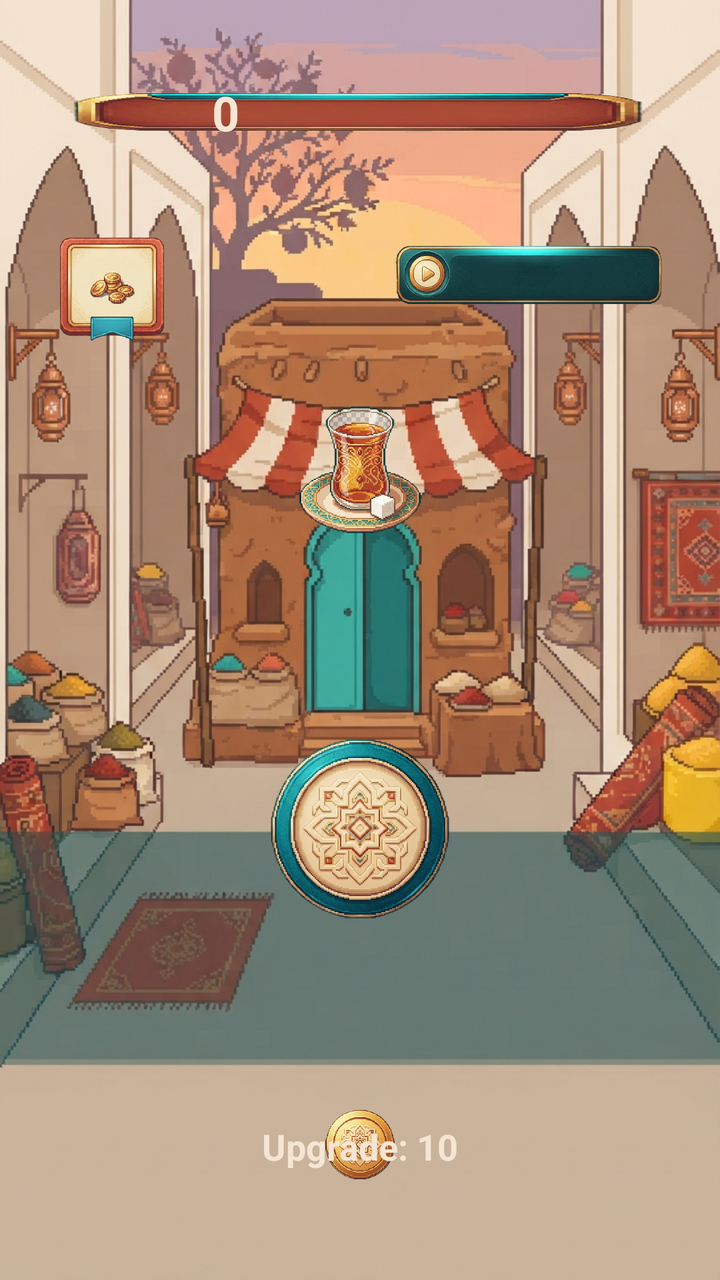
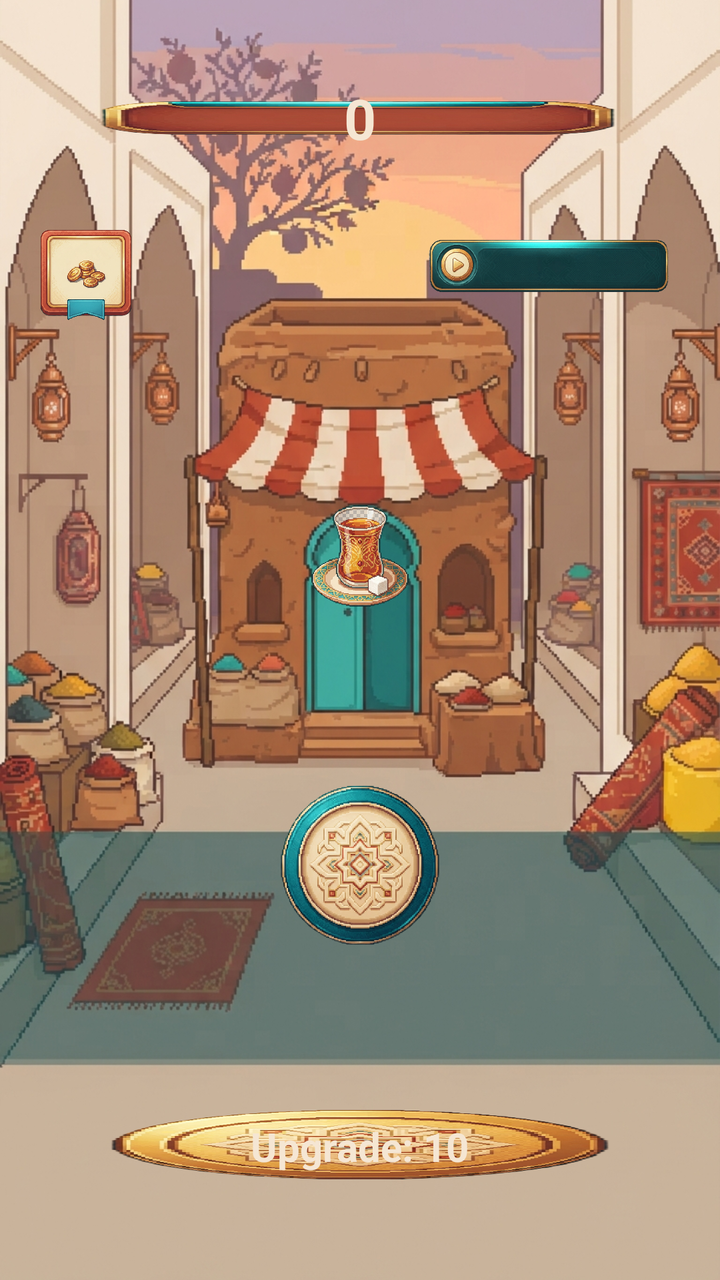

An Android layout rendered at two revisions. The XML below is the earlier revision; the diff shows what the commit changed to produce the second picture.
<!-- AndroidManifest.xml: application theme Theme.AppCompat.NoActionBar -->
<!-- res/layout/activity_main.xml -->
<?xml version="1.0" encoding="utf-8"?>
<androidx.constraintlayout.widget.ConstraintLayout 
    xmlns:android="http://schemas.android.com/apk/res/android"
    xmlns:app="http://schemas.android.com/apk/res-auto"
    android:layout_width="match_parent"
    android:layout_height="match_parent"
    android:background="#1A4A4A">

    <ImageView
        android:id="@+id/bgImage"
        android:layout_width="match_parent"
        android:layout_height="match_parent"
        android:scaleType="centerCrop"
        android:src="@drawable/bg_bazaar"
        app:layout_constraintBottom_toBottomOf="parent"
        app:layout_constraintEnd_toEndOf="parent"
        app:layout_constraintStart_toStartOf="parent"
        app:layout_constraintTop_toTopOf="parent" />

    <ImageView
        android:id="@+id/scorePanel"
        android:layout_width="0dp"
        android:layout_height="80dp"
        android:layout_margin="16dp"
        android:scaleType="fitXY"
        android:src="@drawable/panel_score"
        app:layout_constraintEnd_toEndOf="parent"
        app:layout_constraintStart_toStartOf="parent"
        app:layout_constraintTop_toTopOf="parent" />

    <TextView
        android:id="@+id/tvCoinCount"
        android:layout_width="wrap_content"
        android:layout_height="wrap_content"
        android:layout_marginStart="90dp"
        android:text="0"
        android:textColor="#F5E6D3"
        android:textSize="24sp"
        android:textStyle="bold"
        app:layout_constraintBottom_toBottomOf="@+id/scorePanel"
        app:layout_constraintStart_toStartOf="@+id/scorePanel"
        app:layout_constraintTop_toTopOf="@+id/scorePanel" />

    <ImageView
        android:id="@+id/itemImage"
        android:layout_width="150dp"
        android:layout_height="150dp"
        android:layout_marginBottom="16dp"
        android:src="@drawable/item_tea"
        app:layout_constraintBottom_toTopOf="@+id/btnTap"
        app:layout_constraintEnd_toEndOf="parent"
        app:layout_constraintStart_toStartOf="parent" />

    <ImageButton
        android:id="@+id/btnTap"
        android:layout_width="180dp"
        android:layout_height="180dp"
        android:layout_marginBottom="32dp"
        android:background="@android:color/transparent"
        android:scaleType="fitCenter"
        android:src="@drawable/btn_tap"
        app:layout_constraintBottom_toTopOf="@+id/btnUpgrade"
        app:layout_constraintEnd_toEndOf="parent"
        app:layout_constraintStart_toStartOf="parent" />

    <ImageButton
        android:id="@+id/btnUpgrade"
        android:layout_width="0dp"
        android:layout_height="70dp"
        android:layout_marginHorizontal="32dp"
        android:layout_marginBottom="32dp"
        android:background="@android:color/transparent"
        android:scaleType="fitCenter"
        android:src="@drawable/btn_upgrade"
        app:layout_constraintBottom_toBottomOf="parent"
        app:layout_constraintEnd_toEndOf="parent"
        app:layout_constraintStart_toStartOf="parent" />

    <TextView
        android:id="@+id/tvUpgradeCost"
        android:layout_width="wrap_content"
        android:layout_height="wrap_content"
        android:text="Upgrade: 10"
        android:textColor="#F5E6D3"
        android:textSize="18sp"
        android:textStyle="bold"
        app:layout_constraintBottom_toBottomOf="@+id/btnUpgrade"
        app:layout_constraintEnd_toEndOf="@+id/btnUpgrade"
        app:layout_constraintStart_toStartOf="@+id/btnUpgrade"
        app:layout_constraintTop_toTopOf="@+id/btnUpgrade" />

    <ImageButton
        android:id="@+id/btnAd"
        android:layout_width="160dp"
        android:layout_height="50dp"
        android:layout_marginTop="16dp"
        android:layout_marginEnd="16dp"
        android:background="@android:color/transparent"
        android:scaleType="fitCenter"
        android:src="@drawable/btn_ad"
        app:layout_constraintEnd_toEndOf="parent"
        app:layout_constraintTop_toBottomOf="@+id/scorePanel" />

    <ImageButton
        android:id="@+id/btnShop"
        android:layout_width="80dp"
        android:layout_height="80dp"
        android:layout_marginTop="8dp"
        android:layout_marginStart="16dp"
        android:background="@android:color/transparent"
        android:scaleType="fitCenter"
        android:src="@drawable/btn_shop"
        app:layout_constraintStart_toStartOf="parent"
        app:layout_constraintTop_toBottomOf="@+id/scorePanel" />

</androidx.constraintlayout.widget.ConstraintLayout>
<!-- resources referenced by this layout -->
<resources>
  <!-- drawable bg_bazaar: png bitmap (drawable-nodpi, 1027807 bytes) -->
  <!-- drawable btn_ad: png bitmap (drawable-nodpi, 218874 bytes) -->
  <!-- drawable btn_shop: png bitmap (drawable-nodpi, 743312 bytes) -->
  <!-- drawable btn_tap: png bitmap (drawable-nodpi, 829666 bytes) -->
  <!-- drawable btn_upgrade: png bitmap (drawable-nodpi, 806793 bytes) -->
  <!-- drawable item_tea: png bitmap (drawable-nodpi, 514247 bytes) -->
  <!-- drawable panel_score: png bitmap (drawable-nodpi, 388330 bytes) -->
</resources>

<!-- the commit's change to res/layout/activity_main.xml (unified diff, before → after) -->
@@ -12,69 +12,93 @@
         android:layout_height="match_parent"
         android:scaleType="centerCrop"
         android:src="@drawable/bg_bazaar"
+        app:layout_constraintTop_toTopOf="parent"
         app:layout_constraintBottom_toBottomOf="parent"
-        app:layout_constraintEnd_toEndOf="parent"
         app:layout_constraintStart_toStartOf="parent"
-        app:layout_constraintTop_toTopOf="parent" />
+        app:layout_constraintEnd_toEndOf="parent" />
 
     <ImageView
         android:id="@+id/scorePanel"
         android:layout_width="0dp"
-        android:layout_height="80dp"
-        android:layout_margin="16dp"
+        android:layout_height="70dp"
+        android:layout_marginTop="24dp"
+        android:layout_marginHorizontal="32dp"
         android:scaleType="fitXY"
         android:src="@drawable/panel_score"
-        app:layout_constraintEnd_toEndOf="parent"
+        app:layout_constraintTop_toTopOf="parent"
         app:layout_constraintStart_toStartOf="parent"
-        app:layout_constraintTop_toTopOf="parent" />
+        app:layout_constraintEnd_toEndOf="parent" />
 
     <TextView
         android:id="@+id/tvCoinCount"
         android:layout_width="wrap_content"
         android:layout_height="wrap_content"
-        android:layout_marginStart="90dp"
         android:text="0"
         android:textColor="#F5E6D3"
-        android:textSize="24sp"
+        android:textSize="28sp"
         android:textStyle="bold"
+        app:layout_constraintTop_toTopOf="@+id/scorePanel"
         app:layout_constraintBottom_toBottomOf="@+id/scorePanel"
         app:layout_constraintStart_toStartOf="@+id/scorePanel"
-        app:layout_constraintTop_toTopOf="@+id/scorePanel" />
+        app:layout_constraintEnd_toEndOf="@+id/scorePanel" />
+
+    <ImageButton
+        android:id="@+id/btnShop"
+        android:layout_width="70dp"
+        android:layout_height="70dp"
+        android:layout_marginTop="8dp"
+        android:layout_marginStart="8dp"
+        android:background="@android:color/transparent"
+        android:scaleType="fitCenter"
+        android:src="@drawable/btn_shop"
+        app:layout_constraintTop_toBottomOf="@+id/scorePanel"
+        app:layout_constraintStart_toStartOf="parent" />
+
+    <ImageButton
+        android:id="@+id/btnAd"
+        android:layout_width="140dp"
+        android:layout_height="45dp"
+        android:layout_marginTop="16dp"
+        android:layout_marginEnd="16dp"
+        android:background="@android:color/transparent"
+        android:scaleType="fitCenter"
+        android:src="@drawable/btn_ad"
+        app:layout_constraintTop_toBottomOf="@+id/scorePanel"
+        app:layout_constraintEnd_toEndOf="parent" />
 
     <ImageView
         android:id="@+id/itemImage"
-        android:layout_width="150dp"
-        android:layout_height="150dp"
+        android:layout_width="120dp"
+        android:layout_height="120dp"
         android:layout_marginBottom="16dp"
         android:src="@drawable/item_tea"
         app:layout_constraintBottom_toTopOf="@+id/btnTap"
-        app:layout_constraintEnd_toEndOf="parent"
-        app:layout_constraintStart_toStartOf="parent" />
+        app:layout_constraintStart_toStartOf="parent"
+        app:layout_constraintEnd_toEndOf="parent" />
 
     <ImageButton
         android:id="@+id/btnTap"
-        android:layout_width="180dp"
-        android:layout_height="180dp"
-        android:layout_marginBottom="32dp"
+        android:layout_width="160dp"
+        android:layout_height="160dp"
+        android:layout_marginBottom="24dp"
         android:background="@android:color/transparent"
         android:scaleType="fitCenter"
         android:src="@drawable/btn_tap"
         app:layout_constraintBottom_toTopOf="@+id/btnUpgrade"
-        app:layout_constraintEnd_toEndOf="parent"
-        app:layout_constraintStart_toStartOf="parent" />
+        app:layout_constraintStart_toStartOf="parent"
+        app:layout_constraintEnd_toEndOf="parent" />
 
     <ImageButton
         android:id="@+id/btnUpgrade"
-        android:layout_width="0dp"
+        android:layout_width="280dp"
         android:layout_height="70dp"
-        android:layout_marginHorizontal="32dp"
         android:layout_marginBottom="32dp"
         android:background="@android:color/transparent"
-        android:scaleType="fitCenter"
+        android:scaleType="fitXY"
         android:src="@drawable/btn_upgrade"
         app:layout_constraintBottom_toBottomOf="parent"
-        app:layout_constraintEnd_toEndOf="parent"
-        app:layout_constraintStart_toStartOf="parent" />
+        app:layout_constraintStart_toStartOf="parent"
+        app:layout_constraintEnd_toEndOf="parent" />
 
     <TextView
         android:id="@+id/tvUpgradeCost"
@@ -82,35 +106,11 @@
         android:layout_height="wrap_content"
         android:text="Upgrade: 10"
         android:textColor="#F5E6D3"
-        android:textSize="18sp"
+        android:textSize="20sp"
         android:textStyle="bold"
+        app:layout_constraintTop_toTopOf="@+id/btnUpgrade"
         app:layout_constraintBottom_toBottomOf="@+id/btnUpgrade"
-        app:layout_constraintEnd_toEndOf="@+id/btnUpgrade"
         app:layout_constraintStart_toStartOf="@+id/btnUpgrade"
-        app:layout_constraintTop_toTopOf="@+id/btnUpgrade" />
-
-    <ImageButton
-        android:id="@+id/btnAd"
-        android:layout_width="160dp"
-        android:layout_height="50dp"
-        android:layout_marginTop="16dp"
-        android:layout_marginEnd="16dp"
-        android:background="@android:color/transparent"
-        android:scaleType="fitCenter"
-        android:src="@drawable/btn_ad"
-        app:layout_constraintEnd_toEndOf="parent"
-        app:layout_constraintTop_toBottomOf="@+id/scorePanel" />
-
-    <ImageButton
-        android:id="@+id/btnShop"
-        android:layout_width="80dp"
-        android:layout_height="80dp"
-        android:layout_marginTop="8dp"
-        android:layout_marginStart="16dp"
-        android:background="@android:color/transparent"
-        android:scaleType="fitCenter"
-        android:src="@drawable/btn_shop"
-        app:layout_constraintStart_toStartOf="parent"
-        app:layout_constraintTop_toBottomOf="@+id/scorePanel" />
+        app:layout_constraintEnd_toEndOf="@+id/btnUpgrade" />
 
 </androidx.constraintlayout.widget.ConstraintLayout>
